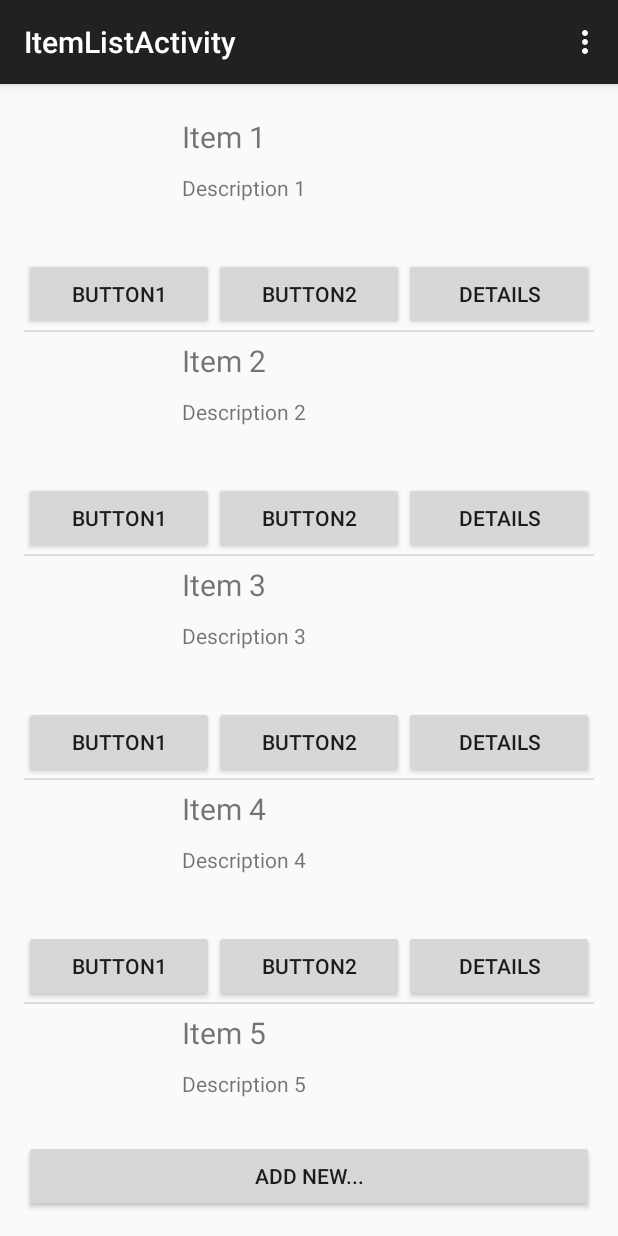
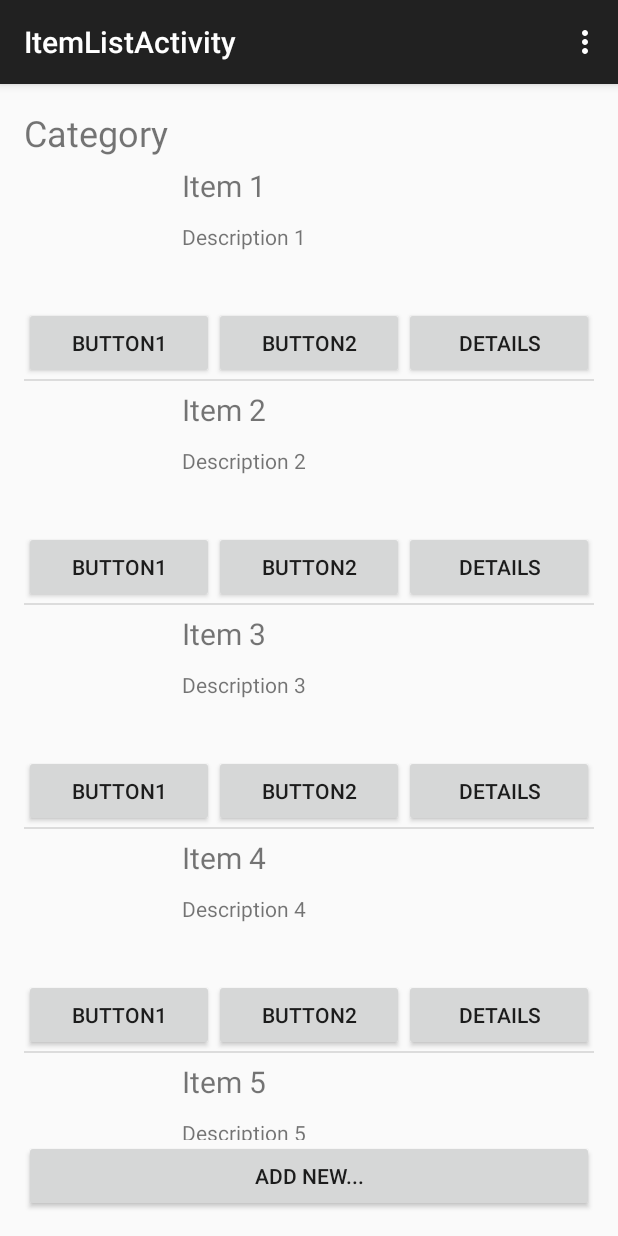
Before and after one commit to igor9052/oa-android-pharmacy, an Android app: the ItemListActivity screen opened directly, with no data from a screen before it, in the options menu, after a tap on "Settings", on a phone screen of 412 x 824 dp. Run offline under Robolectric (Android 15) with nearby library versions, the phone set to English and light mode, and no system bars.

Commit message:
AddNewItem activity was added. Splash was added. MainActivity was renamed to CategoryActivity.

```diff
--- /dev/null
+++ b/app/src/main/java/android/oa/com/ua/pharmacy/activity/AddNewItemActivity.java
@@ -0,0 +1,57 @@
+package android.oa.com.ua.pharmacy.activity;
+
+import android.oa.com.ua.pharmacy.R;
+import android.os.Bundle;
+import android.support.v7.app.ActionBarActivity;
+import android.view.Menu;
+import android.view.MenuItem;
+import android.widget.ArrayAdapter;
+import android.widget.Spinner;
+
+import java.util.ArrayList;
+import java.util.List;
+
+public class AddNewItemActivity extends ActionBarActivity {
+
+    public static final String ACTION_ADD_NEW_ITEM = "android.oa.com.ua.pharmacy.activity.AddNewItemActivity.ADD_NEW_ITEM";
+    public static final String EXTRA_CATEGORY_NAMES = "CATEGORY_NAMES";
+
+    @Override
+    protected void onCreate(Bundle savedInstanceState) {
+        super.onCreate(savedInstanceState);
+        setContentView(R.layout.activity_add_new_item);
+        List<String> categoryNames = new ArrayList<>();
+        Spinner spinner = (Spinner) findViewById(R.id.category_spinner);
+        if (ACTION_ADD_NEW_ITEM.equals(getIntent().getAction())) {
+            if (getIntent().hasExtra(EXTRA_CATEGORY_NAMES)) {
+                categoryNames = getIntent().getStringArrayListExtra(EXTRA_CATEGORY_NAMES);
+                ArrayAdapter<String> spinnerAdapter = new ArrayAdapter<String>(this, android.R.layout.simple_spinner_item, categoryNames);
+                spinnerAdapter.setDropDownViewResource(android.R.layout.simple_spinner_dropdown_item);
+                spinner.setAdapter(spinnerAdapter);
+            }
+        }
+    }
+
+
+    @Override
+    public boolean onCreateOptionsMenu(Menu menu) {
+        // Inflate the menu; this adds items to the action bar if it is present.
+        getMenuInflater().inflate(R.menu.menu_add_new_item, menu);
+        return true;
+    }
+
+    @Override
+    public boolean onOptionsItemSelected(MenuItem item) {
+        // Handle action bar item clicks here. The action bar will
+        // automatically handle clicks on the Home/Up button, so long
+        // as you specify a parent activity in AndroidManifest.xml.
+        int id = item.getItemId();
+
+        //noinspection SimplifiableIfStatement
+        if (id == R.id.action_settings) {
+            return true;
+        }
+
+        return super.onOptionsItemSelected(item);
+    }
+}
--- a/app/src/main/java/android/oa/com/ua/pharmacy/activity/MainActivity.java
+++ b/app/src/main/java/android/oa/com/ua/pharmacy/activity/CategoryActivity.java
@@ -8,7 +8,7 @@ import android.view.Menu;
 import android.view.MenuItem;
 
 
-public class MainActivity extends ActionBarActivity {
+public class CategoryActivity extends ActionBarActivity {
 
     @Override
     protected void onCreate(Bundle savedInstanceState) {
@@ -35,6 +35,7 @@ public class MainActivity extends ActionBarActivity {
         if (id == R.id.action_settings) {
             Intent intent = new Intent(ItemListActivity.ACTION_SHOW_ITEMS_LIST);
             intent.putExtra(ItemListActivity.EXTRA_ITEMS_LIST, 3);
+            intent.putExtra(ItemListActivity.EXTRA_CATEGORY_NAME, "The best Category ever!");
             startActivity(intent);
             return true;
         }
--- a/app/src/main/java/android/oa/com/ua/pharmacy/activity/ItemListActivity.java
+++ b/app/src/main/java/android/oa/com/ua/pharmacy/activity/ItemListActivity.java
@@ -1,5 +1,6 @@
 package android.oa.com.ua.pharmacy.activity;
 
+import android.content.Intent;
 import android.oa.com.ua.pharmacy.R;
 import android.oa.com.ua.pharmacy.adapter.ItemAdapter;
 import android.oa.com.ua.pharmacy.entity.IMedicineItem;
@@ -9,14 +10,21 @@ import android.os.Bundle;
 import android.support.v7.app.ActionBarActivity;
 import android.view.Menu;
 import android.view.MenuItem;
+import android.view.View;
+import android.widget.Button;
 import android.widget.ListView;
+import android.widget.TextView;
 
+import java.util.ArrayList;
 import java.util.List;
 
 public class ItemListActivity extends ActionBarActivity {
 
     public static final String ACTION_SHOW_ITEMS_LIST = "android.oa.com.ua.pharmacy.activity.ItemListActivity.SHOW_ITEMS_LIST";
     public static final String EXTRA_ITEMS_LIST = "ITEMS_LIST";
+    public static final String EXTRA_CATEGORY_NAME = "CATEGORY_NAME";
+    private static final int ADD_NEW_ITEM_RESULT_CODE = 27349;
+
     List<IMedicineItem> items;
     ListView listView;
     private IMedicineStorage storage = MedicineStorageFactory.makeStorage(MedicineStorageFactory.TEST_MEDICINE_STORAGE);
@@ -25,9 +33,13 @@ public class ItemListActivity extends ActionBarActivity {
     protected void onCreate(Bundle savedInstanceState) {
         super.onCreate(savedInstanceState);
         setContentView(R.layout.activity_item_list);
+        TextView categoryName = (TextView) findViewById(R.id.category_name);
         if (ACTION_SHOW_ITEMS_LIST.equals(getIntent().getAction())) {
             if (getIntent().hasExtra(EXTRA_ITEMS_LIST)) {
                 items = storage.getCategories().get(getIntent().getIntExtra(EXTRA_ITEMS_LIST, 0)).getItems();
+            }
+            if (getIntent().hasExtra(EXTRA_CATEGORY_NAME)) {
+                categoryName.setText(getIntent().getStringExtra(EXTRA_CATEGORY_NAME));
             }
         }
         else {
@@ -36,7 +48,19 @@ public class ItemListActivity extends ActionBarActivity {
         ItemAdapter adapter = new ItemAdapter(this, items);
         listView = (ListView) findViewById(R.id.list_item);
         listView.setAdapter(adapter);
+
+        Button button = (Button) findViewById(R.id.add_new_item_button);
+        button.setOnClickListener(new View.OnClickListener() {
+            @Override
+            public void onClick(View v) {
+                Intent intent = new Intent(AddNewItemActivity.ACTION_ADD_NEW_ITEM);
+                intent.putStringArrayListExtra(AddNewItemActivity.EXTRA_CATEGORY_NAMES, (ArrayList<String>) storage.getCategoryNames());
+                startActivityForResult(intent, ADD_NEW_ITEM_RESULT_CODE);
+            }
+        });
+
     }
+
 
     @Override
     public boolean onCreateOptionsMenu(Menu menu) {
--- a/app/src/main/java/android/oa/com/ua/pharmacy/adapter/ItemAdapter.java
+++ b/app/src/main/java/android/oa/com/ua/pharmacy/adapter/ItemAdapter.java
@@ -28,7 +28,6 @@ public class ItemAdapter extends ArrayAdapter<IMedicineItem> {
     public View getView(final int position, View convertView, ViewGroup parent) {
         IMedicineItem item = getItem(position);
         View view = View.inflate(getContext(), R.layout.cell_of_item_list, null);
-
         TextView title = (TextView) view.findViewById(R.id.item_title);
         TextView description = (TextView) view.findViewById(R.id.item_description);
         ImageView image = (ImageView) view.findViewById(R.id.image_view);
@@ -52,7 +51,7 @@ public class ItemAdapter extends ArrayAdapter<IMedicineItem> {
             public void onClick(View v) {
                 IMedicineItem item = getItem(position);
                 Intent intent = new Intent(ItemActivity.ACTION_SHOW_ITEM);
-                intent.putExtra(ItemActivity.EXTRA_CATEGORY_NAME, "Category");
+                intent.putExtra(ItemActivity.EXTRA_CATEGORY_NAME, item.getCategory());
                 intent.putExtra(ItemActivity.EXTRA_ITEM, item);
                 getContext().startActivity(intent);
             }
--- a/app/src/main/java/android/oa/com/ua/pharmacy/entity/IMedicineItem.java
+++ b/app/src/main/java/android/oa/com/ua/pharmacy/entity/IMedicineItem.java
@@ -13,4 +13,6 @@ public interface IMedicineItem extends Parcelable {
     String getImage();
 
     int getImageId();
+
+    String getCategory();
 }
--- a/app/src/main/java/android/oa/com/ua/pharmacy/entity/IMedicineStorage.java
+++ b/app/src/main/java/android/oa/com/ua/pharmacy/entity/IMedicineStorage.java
@@ -4,4 +4,6 @@ import java.util.List;
 
 public interface IMedicineStorage {
     List<IMedicineCategory> getCategories();
+
+    List<String> getCategoryNames();
 }
--- a/app/src/main/java/android/oa/com/ua/pharmacy/entity/impl/MedicineStorage.java
+++ b/app/src/main/java/android/oa/com/ua/pharmacy/entity/impl/MedicineStorage.java
@@ -23,6 +23,15 @@ public class MedicineStorage implements IMedicineStorage {
     }
 
     @Override
+    public List<String> getCategoryNames() {
+        List<String> categoryNames = new ArrayList<>(categories.size());
+        for (IMedicineCategory category : categories) {
+            categoryNames.add(category.getName());
+        }
+        return categoryNames;
+    }
+
+    @Override
     public String toString() {
         return "MedicineStorage{" +
                 "categories=" + categories +
@@ -36,7 +45,8 @@ public class MedicineStorage implements IMedicineStorage {
 
         MedicineStorage that = (MedicineStorage) o;
 
-        if (categories != null ? !categories.equals(that.categories) : that.categories != null) return false;
+        if (categories != null ? !categories.equals(that.categories) : that.categories != null)
+            return false;
 
         return true;
     }
--- a/app/src/main/java/android/oa/com/ua/pharmacy/entity/impl/MedicineStorageFactory.java
+++ b/app/src/main/java/android/oa/com/ua/pharmacy/entity/impl/MedicineStorageFactory.java
@@ -30,7 +30,7 @@ public class MedicineStorageFactory {
         for (int i = 1; i < 10; i++) {
             List<IMedicineItem> itemList = new ArrayList<>();
             for (int k = 1; k < 20; k++) {
-                itemList.add(new MedicineItem("Item " + (i * k), "", "Description " + (i * k)));
+                itemList.add(new MedicineItem("Item " + (i * k), "", "Description " + (i * k), "Category name " + i));
             }
             categoryList.add(new MedicineCategory("Category name " + i, "", itemList));
         }
--- a/app/src/main/res/layout/activity_item_list.xml
+++ b/app/src/main/res/layout/activity_item_list.xml
@@ -2,24 +2,31 @@
     xmlns:tools="http://schemas.android.com/tools"
     android:layout_width="match_parent"
     android:layout_height="match_parent"
+    android:orientation="vertical"
     android:paddingBottom="@dimen/activity_vertical_margin"
     android:paddingLeft="@dimen/activity_horizontal_margin"
     android:paddingRight="@dimen/activity_horizontal_margin"
     android:paddingTop="@dimen/activity_vertical_margin"
-    android:orientation="vertical"
     tools:context="android.oa.com.ua.pharmacy.activity.ItemListActivity">
+
+    <TextView
+        android:id="@+id/category_name"
+        android:layout_width="match_parent"
+        android:layout_height="wrap_content"
+        android:text="Category"
+        android:textSize="24dp" />
+
     <ListView
         android:id="@+id/list_item"
         android:layout_width="match_parent"
         android:layout_height="wrap_content"
-        android:layout_weight="1"
-        >
+        android:layout_weight="1">
 
-     </ListView>
+    </ListView>
+
     <Button
         android:id="@+id/add_new_item_button"
-        android:text="Add new..."
         android:layout_width="match_parent"
         android:layout_height="wrap_content"
-        />
+        android:text="Add new..." />
 </LinearLayout>
--- /dev/null
+++ b/app/src/main/res/menu/menu_add_new_item.xml
@@ -0,0 +1,10 @@
+<menu xmlns:android="http://schemas.android.com/apk/res/android"
+    xmlns:app="http://schemas.android.com/apk/res-auto"
+    xmlns:tools="http://schemas.android.com/tools"
+    tools:context="android.oa.com.ua.pharmacy.activity.AddNewItemActivity">
+    <item
+        android:id="@+id/action_settings"
+        android:orderInCategory="100"
+        android:title="@string/action_settings"
+        app:showAsAction="never" />
+</menu>
```
Also changed, not shown: app/src/main/AndroidManifest.xml (+19 -5 lines), app/src/main/java/android/oa/com/ua/pharmacy/activity/SplashActivity.java (added, +27 -0 lines), app/src/main/java/android/oa/com/ua/pharmacy/entity/impl/MedicineItem.java (+26 -7 lines), app/src/main/res/layout/activity_add_new_item.xml (added, +63 -0 lines), app/src/main/res/layout/activity_splash.xml (added, +31 -0 lines), app/src/main/res/menu/menu_splash.xml (added, +10 -0 lines), app/src/main/res/values/strings.xml (+7 -0 lines).
